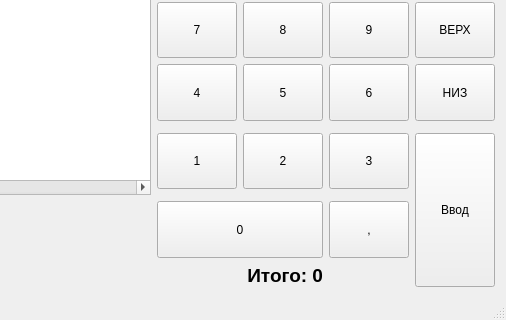
Qt form rr_cash.ui (tuxmuzon/cahe) before a commit; both pictures show x 304 to 810 and y 239 to 559 of the 810 by 559 pixel window.
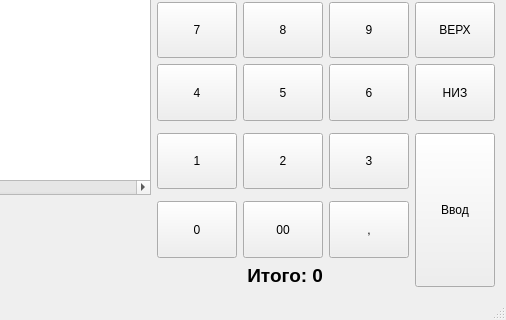
The same form after that commit.

Diff of the .ui file:
```diff
--- a/rr_cash.ui
+++ b/rr_cash.ui
@@ -503,25 +503,6 @@
       </property>
      </widget>
     </item>
-    <item row="10" column="7" colspan="2">
-     <widget class="QPushButton" name="zero">
-      <property name="sizePolicy">
-       <sizepolicy hsizetype="Minimum" vsizetype="Expanding">
-        <horstretch>0</horstretch>
-        <verstretch>0</verstretch>
-       </sizepolicy>
-      </property>
-      <property name="focusPolicy">
-       <enum>Qt::NoFocus</enum>
-      </property>
-      <property name="styleSheet">
-       <string notr="true">font: 36pt &quot;MS Shell Dlg 2&quot;;</string>
-      </property>
-      <property name="text">
-       <string>0</string>
-      </property>
-     </widget>
-    </item>
     <item row="5" column="7">
      <widget class="QPushButton" name="seven">
       <property name="sizePolicy">
@@ -704,6 +685,41 @@
       </column>
      </widget>
     </item>
+    <item row="10" column="7">
+     <widget class="QPushButton" name="zero">
+      <property name="sizePolicy">
+       <sizepolicy hsizetype="Minimum" vsizetype="Expanding">
+        <horstretch>0</horstretch>
+        <verstretch>0</verstretch>
+       </sizepolicy>
+      </property>
+      <property name="focusPolicy">
+       <enum>Qt::NoFocus</enum>
+      </property>
+      <property name="styleSheet">
+       <string notr="true">font: 36pt &quot;MS Shell Dlg 2&quot;;</string>
+      </property>
+      <property name="text">
+       <string>0</string>
+      </property>
+     </widget>
+    </item>
+    <item row="10" column="8">
+     <widget class="QPushButton" name="zero2">
+      <property name="sizePolicy">
+       <sizepolicy hsizetype="Minimum" vsizetype="Expanding">
+        <horstretch>0</horstretch>
+        <verstretch>0</verstretch>
+       </sizepolicy>
+      </property>
+      <property name="styleSheet">
+       <string notr="true">font: 36pt &quot;MS Shell Dlg 2&quot;;</string>
+      </property>
+      <property name="text">
+       <string>00</string>
+      </property>
+     </widget>
+    </item>
    </layout>
    <widget class="QWidget" name="gridLayoutWidget">
     <property name="geometry">
```
